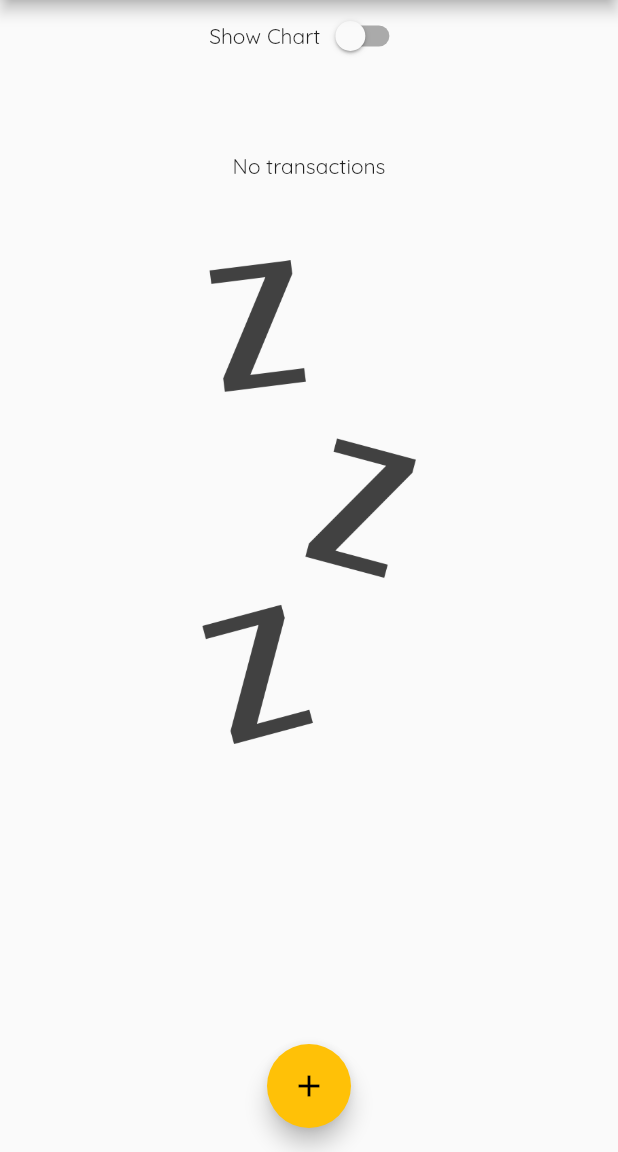
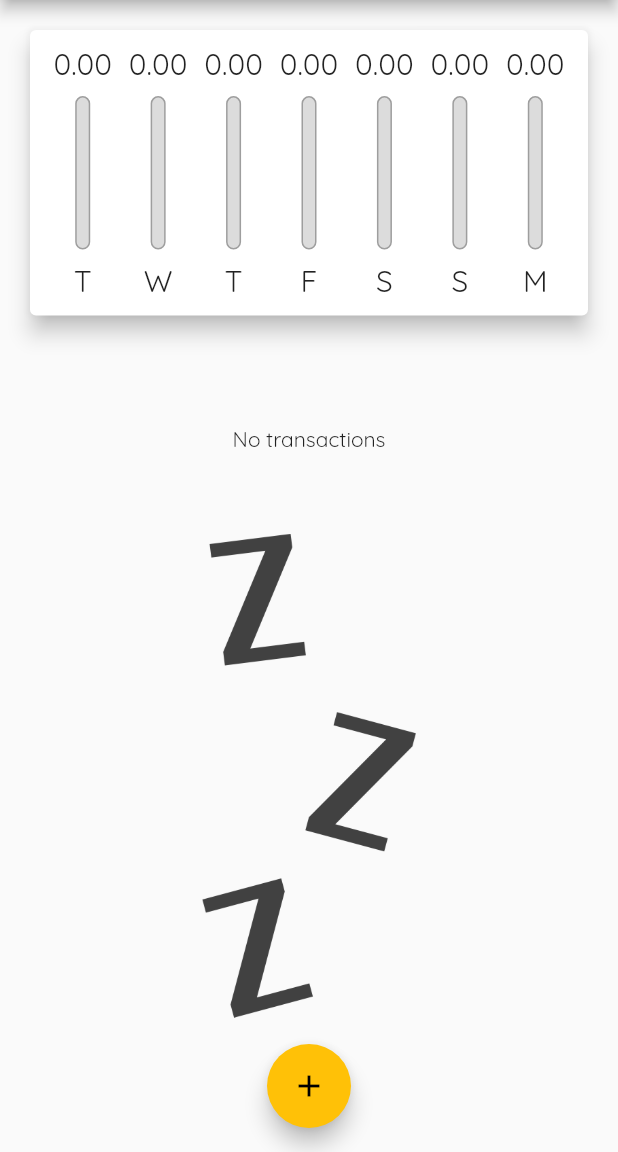
Before and after one commit to s7Thiago/expenses-app, a Flutter app: the screen it shows after launch, on a phone screen of 412 x 824 dp, the part 84-1236 px from its top. Run offline on Flutter 3.47's test engine with Material 2 defaults, Android fonts, the phone set to English and light mode, and no system bars; statements that could not run were skipped.

Commit message:
Adapting the interface to landscape mode - part 1

```diff
--- a/lib/main.dart
+++ b/lib/main.dart
@@ -92,6 +92,8 @@ class _MyHomePageState extends State<MyHomePage> {
 
   @override
   Widget build(BuildContext context) {
+    bool isLandscape =
+        MediaQuery.of(context).orientation == Orientation.landscape;
     final appBar = AppBar(
       title: Text(
         'Despesas pessoais',
@@ -116,6 +118,7 @@ class _MyHomePageState extends State<MyHomePage> {
         child: Column(
           crossAxisAlignment: CrossAxisAlignment.stretch,
           children: [
+            if (isLandscape)
               Row(
                 mainAxisAlignment: MainAxisAlignment.center,
                 children: [
@@ -130,12 +133,12 @@ class _MyHomePageState extends State<MyHomePage> {
                   ),
                 ],
               ),
-            if (_showChart)
+            if (_showChart || !isLandscape)
               Container(
-                height: avaliableHeight * 0.3,
+                height: avaliableHeight * (isLandscape ? .7 : .3),
                 child: Chart(recentTransactions: _recentTransactions),
               ),
-            if (!_showChart)
+            if (!_showChart || !isLandscape)
               Container(
                 height: avaliableHeight * 0.7,
                 child: TransactionList(
```
Lines whose indentation alone changed are shown as unchanged.
